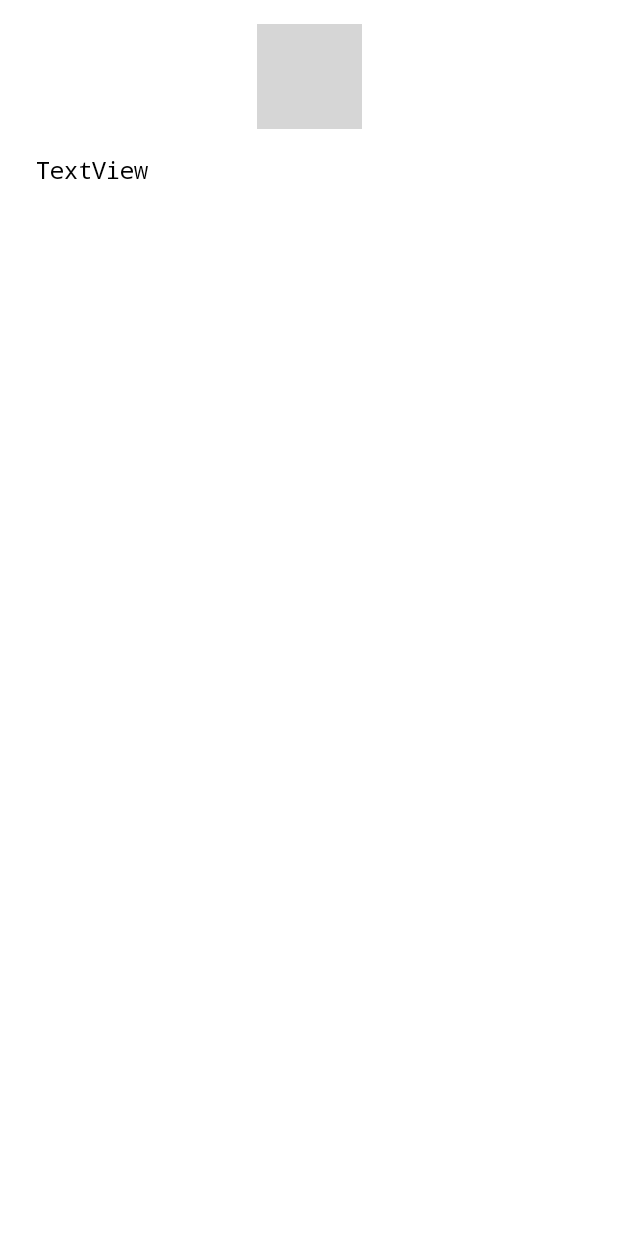
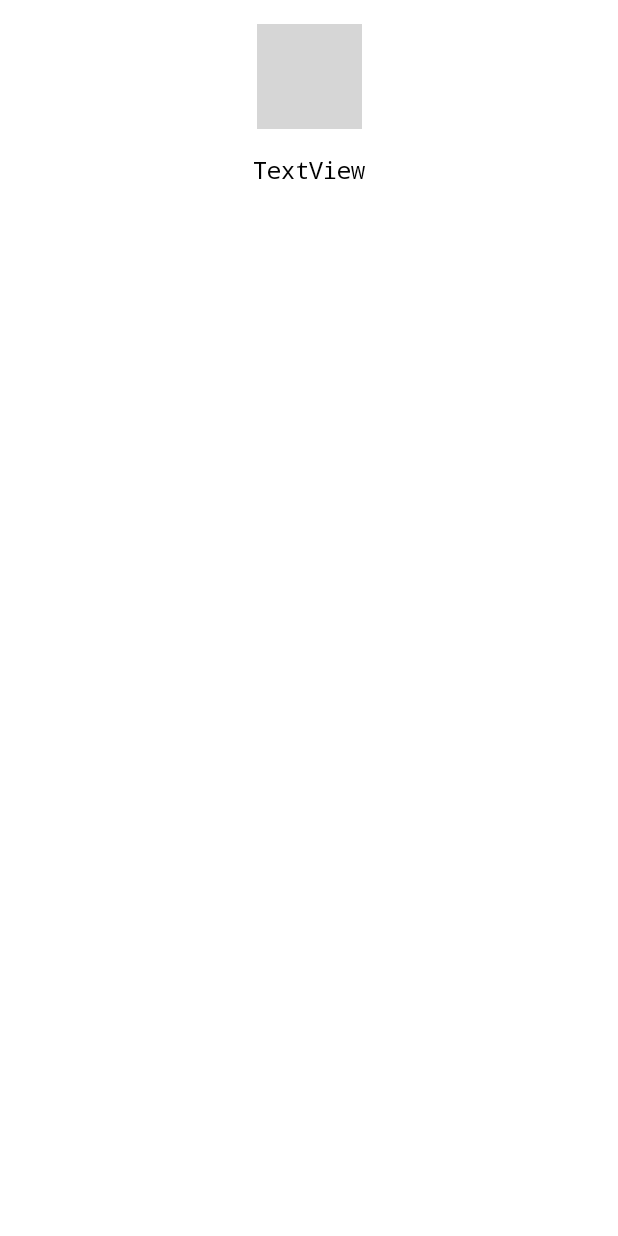
Before and after one commit to serhohuk/30_Days_Challenge, an Android app: the layout challenge_fragment_layout.xml on its own in the app's theme, with its tools: preview values and no code run, on a phone screen of 412 x 824 dp. Run offline under Robolectric (Android 15) with nearby library versions, the phone set to English and light mode, and no system bars; grey boxes are pictures that could not be loaded.

Commit message:
challenge fragment new ui

```diff
--- a/app/src/main/java/com/sign/dayschallenge/ui/fragments/ChallengeFragment.kt
+++ b/app/src/main/java/com/sign/dayschallenge/ui/fragments/ChallengeFragment.kt
@@ -28,6 +28,7 @@ class ChallengeFragment : Fragment() {
 
         binding.ivChallengeIcon.setImageDrawable(context?.getDrawable(args.argChallenge.imgResource))
         binding.tvDescription.text = args.argChallenge.description
+        binding.tvTitle.text = args.argChallenge.title
 
         initRecyclerView()
 
--- a/app/src/main/res/layout/challenge_fragment_layout.xml
+++ b/app/src/main/res/layout/challenge_fragment_layout.xml
@@ -17,12 +17,13 @@
         tools:srcCompat="@tools:sample/avatars" />
 
     <TextView
-        android:id="@+id/tv_description"
+        android:id="@+id/tv_title"
         android:layout_width="match_parent"
         android:layout_height="wrap_content"
         android:layout_marginHorizontal="24dp"
         android:layout_marginTop="16dp"
         android:fontFamily="monospace"
+        android:gravity="center_horizontal"
         android:textColor="@android:color/black"
         android:textSize="16sp"
         app:layout_constraintEnd_toEndOf="parent"
@@ -31,10 +32,31 @@
         app:layout_constraintTop_toBottomOf="@+id/iv_challenge_icon"
         tools:text="TextView" />
 
+    <ScrollView
+        android:id="@+id/scroll_view"
+        android:layout_width="match_parent"
+        android:layout_height="0dp"
+        android:layout_marginHorizontal="24dp"
+        android:layout_marginVertical="10dp"
+        app:layout_constraintBottom_toTopOf="@+id/rv_content"
+        app:layout_constraintTop_toBottomOf="@+id/tv_title">
+
+
+        <TextView
+            android:id="@+id/tv_description"
+            android:textColor="@android:color/black"
+            android:fontFamily="monospace"
+            android:textSize="16sp"
+            android:layout_width="match_parent"
+            android:layout_height="wrap_content"/>
+
+    </ScrollView>
+
     <androidx.recyclerview.widget.RecyclerView
         android:id="@+id/rv_content"
         android:layout_width="match_parent"
         android:layout_height="0dp"
+        android:layout_marginHorizontal="5dp"
         app:layout_constraintBottom_toBottomOf="parent"
         app:layout_constraintEnd_toEndOf="parent"
         app:layout_constraintHeight_percent="0.65"
```
